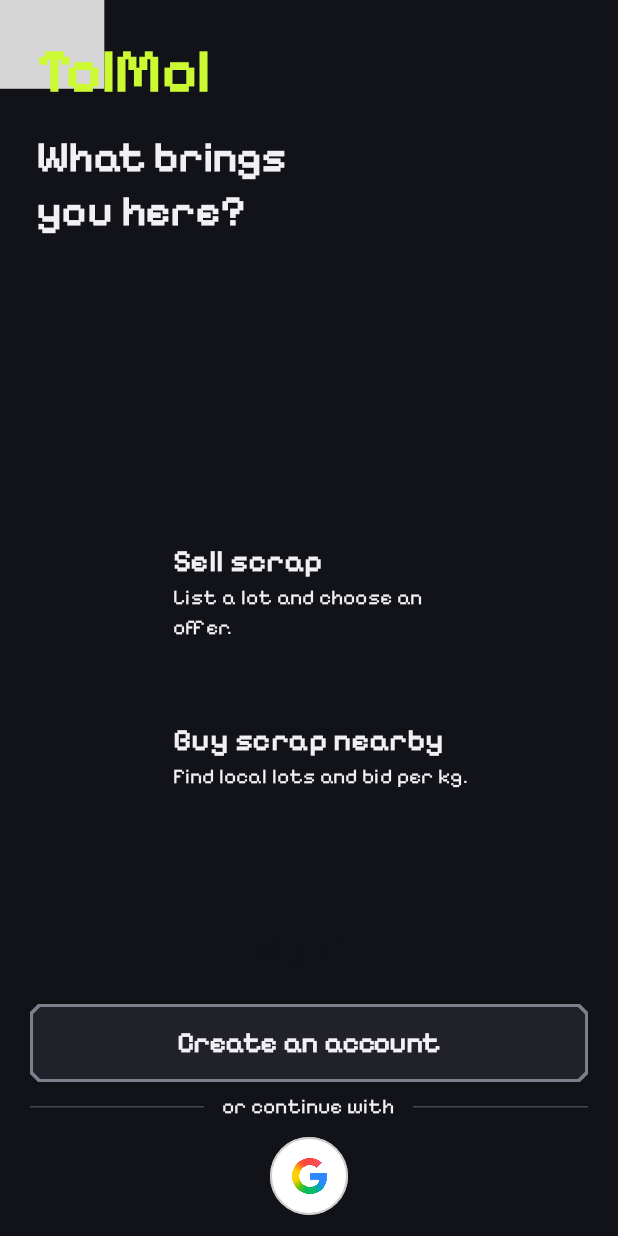
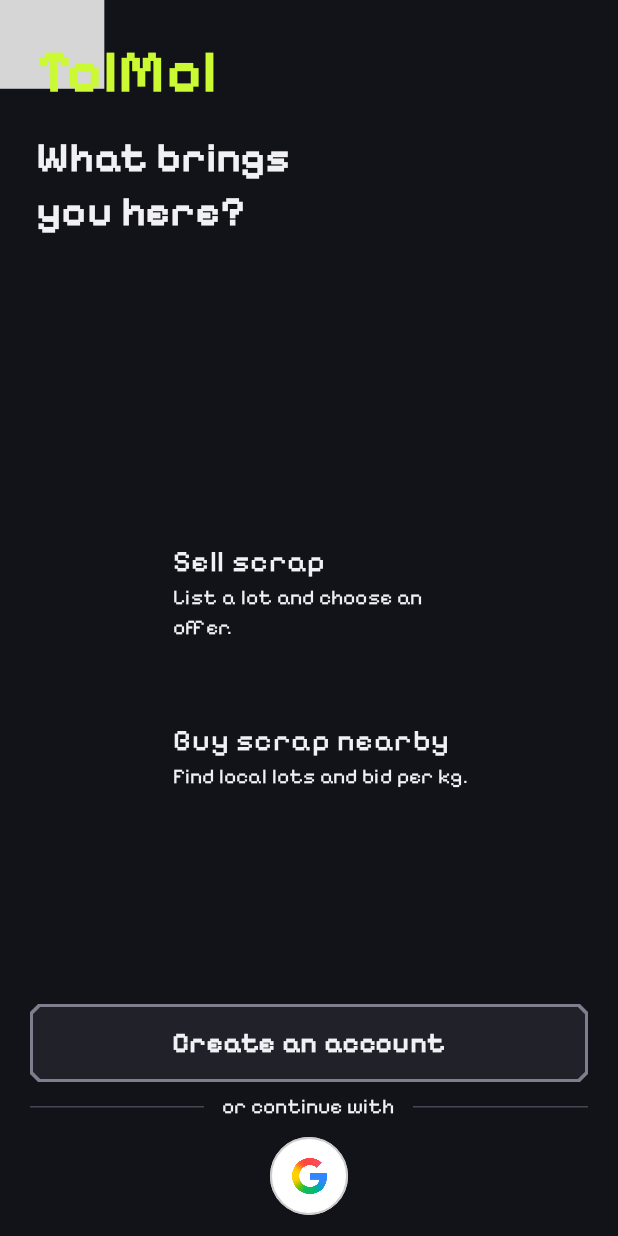
Before and after one commit to Siuuuddddd/TolMol, an Android app built with Jetpack Compose: the screen it shows after launch (MainActivity), on a phone screen of 412 x 824 dp. Run offline under Robolectric (Android 15) with nearby library versions, the phone set to English and light mode, and no system bars; our stand-ins replace Navigation 3.

Commit message:
Improve pixel text legibility with real variable font weights

```diff
--- a/android/app/src/main/kotlin/com/tolmol/app/core/ui/Typography.kt
+++ b/android/app/src/main/kotlin/com/tolmol/app/core/ui/Typography.kt
@@ -2,17 +2,30 @@ package com.tolmol.app.core.ui
 
 import androidx.compose.material3.Typography
 import androidx.compose.ui.text.TextStyle
+import androidx.compose.ui.text.ExperimentalTextApi
 import androidx.compose.ui.text.font.Font
 import androidx.compose.ui.text.font.FontFamily
+import androidx.compose.ui.text.font.FontVariation
+import androidx.compose.ui.text.font.FontSynthesis
 import androidx.compose.ui.text.font.FontWeight
 import androidx.compose.ui.unit.sp
 import com.tolmol.app.R
 
 // Bundled SIL OFL font. All Material components and custom text inherit this family.
-private val pixelFamily = FontFamily(Font(R.font.pixelify_sans))
+@OptIn(ExperimentalTextApi::class)
+private val pixelFamily = FontFamily(
+    Font(R.font.pixelify_sans, weight = FontWeight.Normal,
+        variationSettings = FontVariation.Settings(FontVariation.weight(400))),
+    Font(R.font.pixelify_sans, weight = FontWeight.Medium,
+        variationSettings = FontVariation.Settings(FontVariation.weight(500))),
+    Font(R.font.pixelify_sans, weight = FontWeight.SemiBold,
+        variationSettings = FontVariation.Settings(FontVariation.weight(600))),
+    Font(R.font.pixelify_sans, weight = FontWeight.Bold,
+        variationSettings = FontVariation.Settings(FontVariation.weight(700))),
+)
 private fun pixel(size: Int, line: Int, weight: FontWeight = FontWeight.Normal) = TextStyle(
     fontFamily = pixelFamily, fontWeight = weight, fontSize = size.sp,
-    lineHeight = line.sp, letterSpacing = 0.25.sp,
+    lineHeight = line.sp, letterSpacing = 0.25.sp, fontSynthesis = FontSynthesis.None,
 )
 val TolMolTypography = Typography(
     displayLarge = pixel(48,56,FontWeight.Bold),
@@ -22,7 +35,7 @@ val TolMolTypography = Typography(
     headlineMedium = pixel(28,36,FontWeight.Bold),
     headlineSmall = pixel(24,32,FontWeight.Bold),
     titleLarge = pixel(24,32,FontWeight.Bold),
-    titleMedium = pixel(20,28,FontWeight.Bold),
+    titleMedium = pixel(20,28,FontWeight.Medium).copy(letterSpacing = 0.5.sp),
     titleSmall = pixel(18,24,FontWeight.Bold),
     bodyLarge = pixel(18,26),
     bodyMedium = pixel(16,24),
```
Also changed, not shown: 2 other files.
